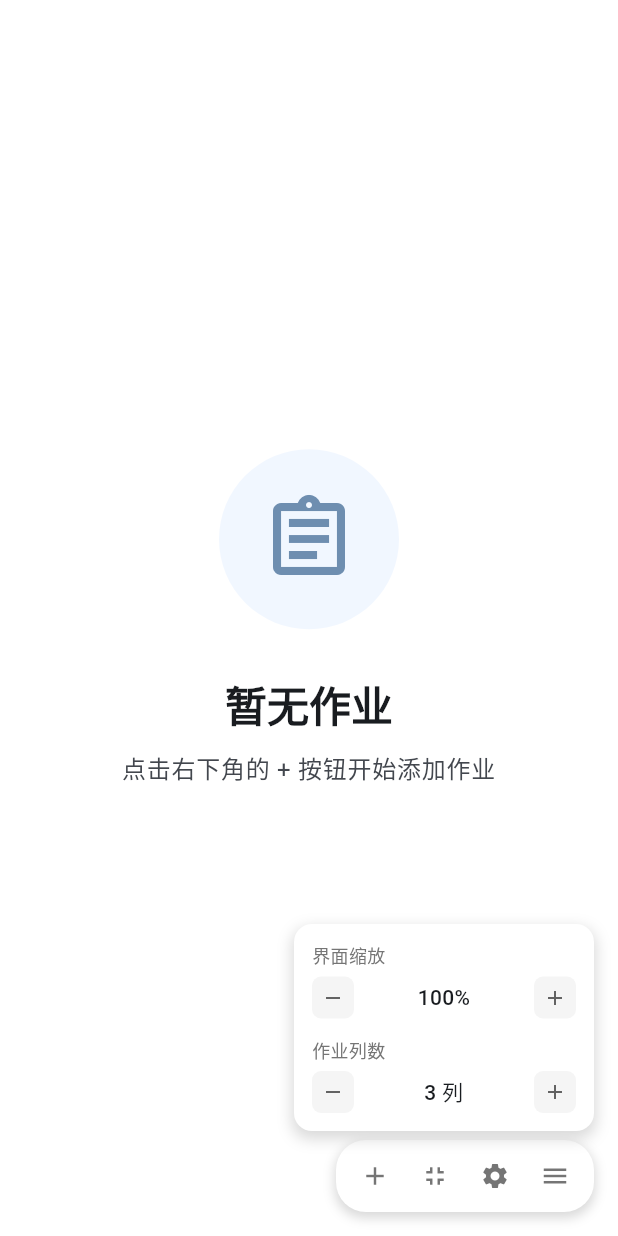
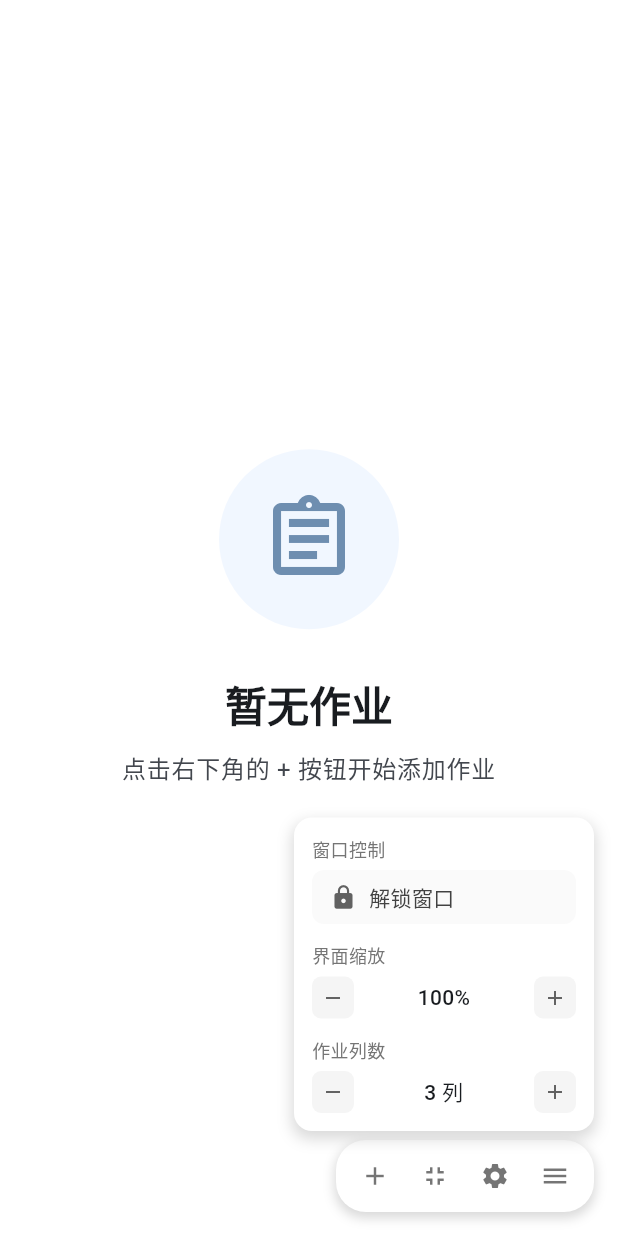
Before and after one commit to Xwei1645/finito_board, a Flutter app: the screen it shows after launch, after a tap on the "fullscreen" icon, after a tap on the "menu" icon, on a phone screen of 412 x 824 dp. Run offline on Flutter 3.47's test engine with Material 3 defaults, Android fonts, the light colour scheme and no system bars; missing offline and left inert: flutter_quill, window_manager; Roboto replaces fonts that are missing (HarmonyOS Sans SC).

Commit message:
feat: 添加窗口控制功能

```diff
--- a/lib/main.dart
+++ b/lib/main.dart
@@ -30,8 +30,10 @@ void main() async {
     windowManager.waitUntilReadyToShow(windowOptions, () async {
       await windowManager.show();
       await windowManager.focus();
+      // 初始状态设置为锁定（无边框，不可调整大小）
       await windowManager.setAsFrameless();
       await windowManager.setHasShadow(false);
+      await windowManager.setResizable(false);
     });
   }
 
@@ -100,6 +102,12 @@ class _HomeworkBoardState extends State<HomeworkBoard> {
   // 全屏状态
   bool _isFullScreen = false;
 
+  // 窗口锁定状态
+  bool _isWindowLocked = true;
+
+  // 拖动状态
+  bool _isDragging = false;
+
   @override
   void initState() {
     super.initState();
@@ -158,6 +166,45 @@ class _HomeworkBoardState extends State<HomeworkBoard> {
     } else {
       await windowManager.setFullScreen(false);
       _showCustomSnackBar('已退出全屏模式');
+    }
+  }
+
+  // 切换窗口锁定状态
+  void _toggleWindowLock() async {
+    setState(() {
+      _isWindowLocked = !_isWindowLocked;
+    });
+
+    if (_isWindowLocked) {
+      // 锁定窗口 - 设置为无边框并禁用调整大小
+      await windowManager.setAsFrameless();
+      await windowManager.setResizable(false);
+      _showCustomSnackBar('窗口已锁定');
+    } else {
+      // 解锁窗口 - 恢复边框但隐藏标题栏，允许调整大小
+      await windowManager.setTitleBarStyle(TitleBarStyle.hidden);
+      await windowManager.setResizable(true);
+      // 确保窗口不是全屏状态，这样边缘才能拖拽
+      if (_isFullScreen) {
+        await windowManager.setFullScreen(false);
+        setState(() {
+          _isFullScreen = false;
+        });
+      }
+      _showCustomSnackBar('窗口已解锁，可调整大小和拖动');
+    }
+  }
+
+  // 开始拖动窗口
+  void _startDragWindow() async {
+    if (!_isWindowLocked) {
+      setState(() {
+        _isDragging = true;
+      });
+      await windowManager.startDragging();
+      setState(() {
+        _isDragging = false;
+      });
     }
   }
 
@@ -366,6 +413,14 @@ class _HomeworkBoardState extends State<HomeworkBoard> {
                     child: const EmptyState(),
                   ),
           ),
+          // 底部拖动条 - 仅在窗口解锁时显示
+          if (!_isWindowLocked && !_isFullScreen)
+            Positioned(
+              bottom: 0,
+              left: 0,
+              right: 0,
+              child: _buildDragBar(),
+            ),
           // 悬浮工具栏 - 吸附在窗口右下角边缘
           Positioned(
             bottom: 16,
@@ -486,6 +541,16 @@ class _HomeworkBoardState extends State<HomeworkBoard> {
         mainAxisSize: MainAxisSize.min,
         crossAxisAlignment: CrossAxisAlignment.start,
         children: [
+          // 窗口锁定控制
+          _buildMenuSection(
+            title: '窗口控制',
+            child: _buildMenuButton(
+              icon: _isWindowLocked ? Icons.lock : Icons.lock_open,
+              text: _isWindowLocked ? '解锁窗口' : '锁定窗口',
+              onPressed: _toggleWindowLock,
+            ),
+          ),
+          const SizedBox(height: 12),
           // 界面缩放
           _buildMenuSection(
             title: '界面缩放',
@@ -570,6 +635,47 @@ class _HomeworkBoardState extends State<HomeworkBoard> {
     );
   }
 
+  // 构建菜单按钮
+  Widget _buildMenuButton({
+    required IconData icon,
+    required String text,
+    required VoidCallback onPressed,
+  }) {
+    return Material(
+      color: Colors.transparent,
+      child: InkWell(
+        onTap: onPressed,
+        borderRadius: BorderRadius.circular(8),
+        child: Container(
+          width: double.infinity,
+          padding: const EdgeInsets.symmetric(horizontal: 12, vertical: 8),
+          decoration: BoxDecoration(
+            color: Colors.grey[50],
+            borderRadius: BorderRadius.circular(8),
+          ),
+          child: Row(
+            children: [
+              Icon(
+                icon,
+                size: 18,
+                color: Colors.grey[700],
+              ),
+              const SizedBox(width: 8),
+              Text(
+                text,
+                style: TextStyle(
+                  fontSize: 14,
+                  color: Colors.grey[800],
+                  fontWeight: FontWeight.w500,
+                ),
+              ),
+            ],
+          ),
+        ),
+      ),
+    );
+  }
+
   // 构建缩放按钮
   Widget _buildScaleButton({
     required IconData icon,
@@ -617,4 +723,34 @@ class _HomeworkBoardState extends State<HomeworkBoard> {
       _isQuickMenuVisible = !_isQuickMenuVisible;
     });
   }
+
+  // 构建底部拖动条
+  Widget _buildDragBar() {
+    return GestureDetector(
+      onPanStart: (_) => _startDragWindow(),
+      child: Container(
+        height: 24, // 增加容器高度
+        width: double.infinity,
+        decoration: BoxDecoration(
+          color: Colors.transparent,
+          borderRadius: const BorderRadius.only(
+            bottomLeft: Radius.circular(12),
+            bottomRight: Radius.circular(12),
+          ),
+        ),
+        child: Center(
+          child: Container(
+            width: 120, // 更宽的拖动条
+            height: 8, // 更粗的拖动条
+            decoration: BoxDecoration(
+              color: _isDragging
+                  ? Colors.grey[600] // 按住时整条变暗
+                  : Colors.grey[400], // 正常状态
+              borderRadius: BorderRadius.circular(4),
+            ),
+          ),
+        ),
+      ),
+    );
+  }
 }
--- a/lib/widgets/homework_editor.dart
+++ b/lib/widgets/homework_editor.dart
@@ -298,7 +298,7 @@ class _HomeworkEditorState extends State<HomeworkEditor> {
             Row(
               children: [
                 Text(
-                  widget.homework == null ? '新建作业' : '编辑作业',
+                  widget.homework == null ? '布置作业' : '编辑作业',
                   style: theme.textTheme.headlineSmall?.copyWith(
                     fontWeight: FontWeight.w500,
                     color: colorScheme.onSurface,
```
